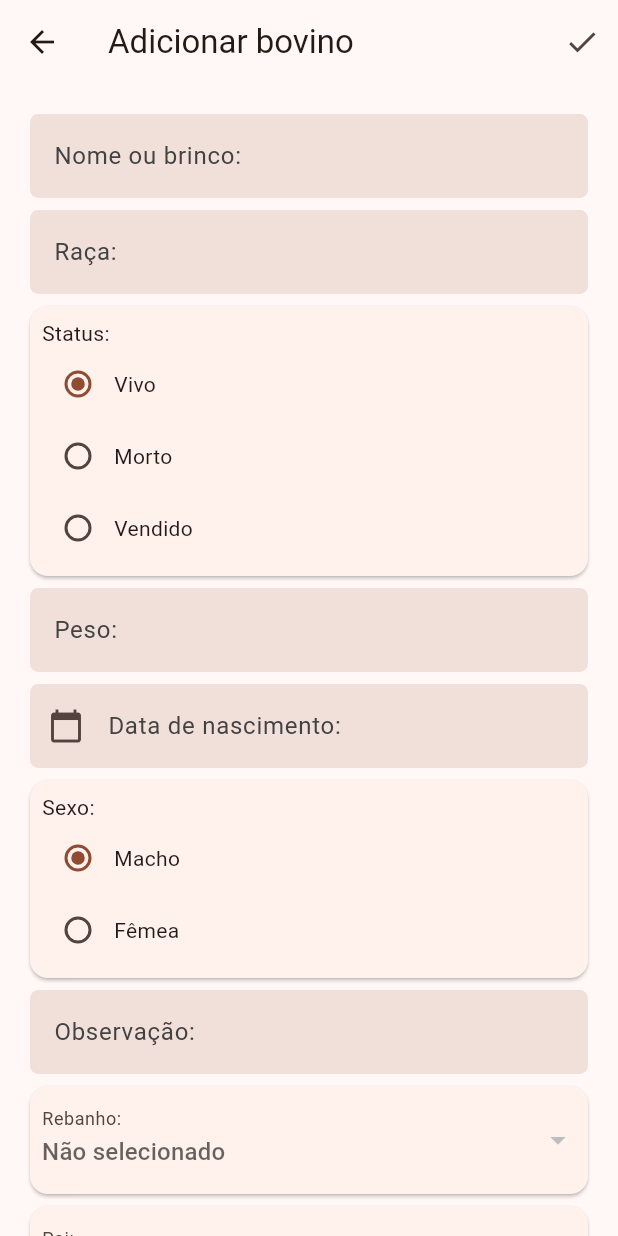
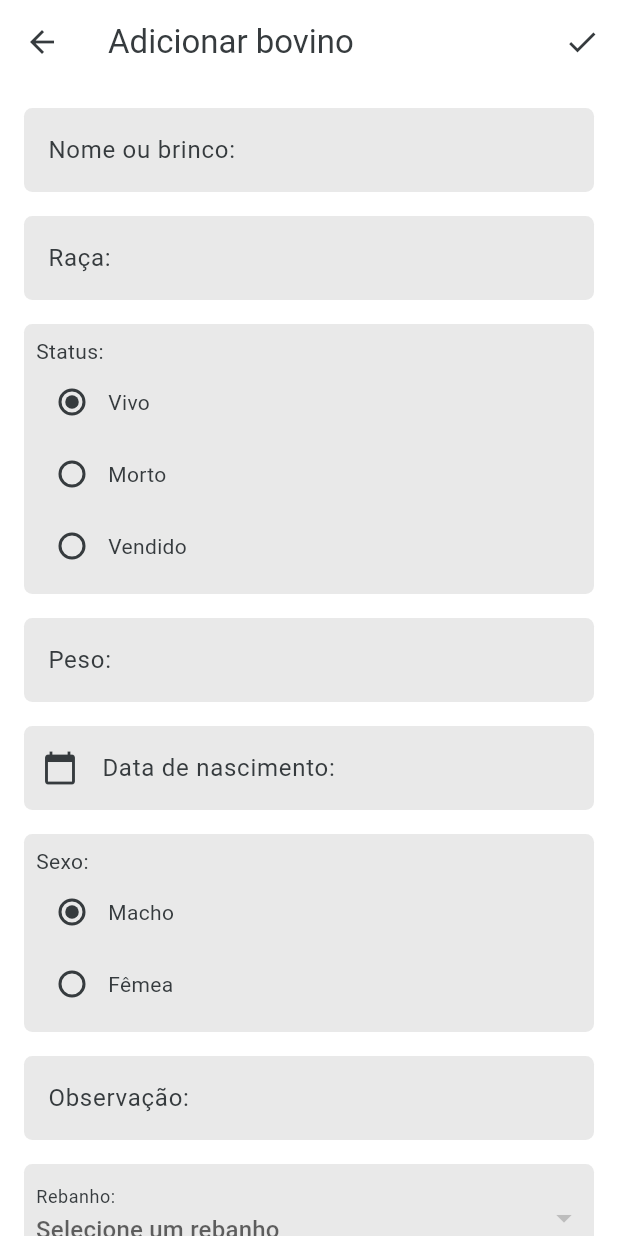
Before and after one commit to lucas-marchi/gadoapp, a Flutter app: the ViewBovinePage screen opened by its route, after a tap on the "add" icon, on a phone screen of 412 x 824 dp. Run offline on Flutter 3.47's test engine with Material 3 defaults, Android fonts, the phone set to English and light mode, and no system bars; our stand-ins replace cloud_firestore, firebase_auth, firebase_core, flutter_easyloading, freezed_annotation, go_router; accounts and stored records are empty.

Commit message:
visual melhorado

```diff
--- a/lib/customwidgets/radio_group.dart
+++ b/lib/customwidgets/radio_group.dart
@@ -27,6 +27,12 @@ class _RadioGroupState extends State<RadioGroup> {
   @override
   Widget build(BuildContext context) {
     return Card(
+      shape: RoundedRectangleBorder(
+        borderRadius: BorderRadius.circular(5.5),
+      ),
+      elevation: 0,
+      margin: const EdgeInsets.all(0.0),
+      color: Theme.of(context).colorScheme.secondaryContainer,
       child: Padding(
         padding: const EdgeInsets.all(8.0),
         child: Column(
--- a/lib/db/db_helper.dart
+++ b/lib/db/db_helper.dart
@@ -38,4 +38,8 @@ class DbHelper {
   static Future<void> deleteBovine(String id) async {
     await _db.collection(collectionBovine).doc(id).delete();
   }
+
+  static Future<void> deleteHerd(String id) async {
+    await _db.collection(collectionHerd).doc(id).delete();
+  }
 }
--- a/lib/main.dart
+++ b/lib/main.dart
@@ -35,18 +35,18 @@ class MyApp extends StatelessWidget {
       title: 'gadoapp',
       builder: EasyLoading.init(),
       theme: ThemeData(
-        colorScheme: ColorScheme.fromSeed(seedColor: Colors.brown),
-        // colorScheme: const ColorScheme(
-        //   brightness: Brightness.light,
-        //   primary: Colors.black87,
-        //   onPrimary: Colors.white,
-        //   secondary: Colors.black87,
-        //   onSecondary: Color.fromARGB(255, 255, 255, 255),
-        //   error: Colors.red,
-        //   onError: Color.fromARGB(255, 245, 160, 160),
-        //   surface: Color.fromARGB(255, 255, 255, 255),
-        //   onSurface: Colors.black87,
-        // ),
+        //colorScheme: ColorScheme.fromSeed(seedColor: Colors.brown),
+        colorScheme: const ColorScheme(
+          brightness: Brightness.light,
+          primary: Color.fromARGB(255, 54, 59, 62),
+          onPrimary: Color.fromARGB(255, 255, 255, 255),
+          secondary: Color.fromARGB(255, 233, 233, 233),
+          onSecondary: Color.fromARGB(255, 54, 59, 62),
+          error: Color.fromARGB(255, 230, 128, 120),
+          onError: Color.fromARGB(255, 219, 53, 53),
+          surface: Color.fromARGB(255, 255, 255, 255),
+          onSurface: Color.fromARGB(255, 54, 59, 62),
+        ),
         useMaterial3: true,
       ),
       routerConfig: _router,
--- a/lib/pages/add_bovine_page.dart
+++ b/lib/pages/add_bovine_page.dart
@@ -46,7 +46,7 @@ class _AddBovinePageState extends State<AddBovinePage> {
           padding: const EdgeInsets.all(16),
           children: [
             Padding(
-              padding: const EdgeInsets.all(4.0),
+              padding: const EdgeInsets.only(bottom: 16),
               child: TextFormField(
                 controller: _nameController,
                 decoration: InputDecoration(
@@ -55,12 +55,15 @@ class _AddBovinePageState extends State<AddBovinePage> {
                     borderRadius: BorderRadius.circular(5.5),
                   ),
                   focusedBorder: OutlineInputBorder(
-                    borderSide: BorderSide(color: Colors.grey.shade800),
+                    borderSide: BorderSide(
+                        color: Theme.of(context).colorScheme.primary),
                     borderRadius: BorderRadius.circular(5.5),
                   ),
                   filled: true,
+                  fillColor: Theme.of(context).colorScheme.secondary,
                   labelText: 'Nome ou brinco:',
-                  labelStyle: TextStyle(color: Colors.grey.shade800),
+                  labelStyle:
+                      TextStyle(color: Theme.of(context).colorScheme.primary),
                 ),
                 validator: (value) {
                   if (value == null || value.isEmpty) {
@@ -71,7 +74,7 @@ class _AddBovinePageState extends State<AddBovinePage> {
               ),
             ),
             Padding(
-              padding: const EdgeInsets.all(4.0),
+              padding: const EdgeInsets.only(bottom: 16),
               child: TextFormField(
                 controller: _breedController,
                 decoration: InputDecoration(
@@ -80,24 +83,30 @@ class _AddBovinePageState extends State<AddBovinePage> {
                     borderRadius: BorderRadius.circular(5.5),
                   ),
                   focusedBorder: OutlineInputBorder(
-                    borderSide: BorderSide(color: Colors.grey.shade800),
+                    borderSide: BorderSide(
+                        color: Theme.of(context).colorScheme.primary),
                     borderRadius: BorderRadius.circular(5.5),
                   ),
                   filled: true,
+                  fillColor: Theme.of(context).colorScheme.secondary,
                   labelText: 'Raça:',
-                  labelStyle: TextStyle(color: Colors.grey.shade800),
+                  labelStyle:
+                      TextStyle(color: Theme.of(context).colorScheme.primary),
                 ),
               ),
             ),
-            RadioGroup(
+            Padding(
+              padding: const EdgeInsets.only(bottom: 16),
+              child: RadioGroup(
                   label: 'Status:',
                   groupValue: bovineStatus,
                   items: BovineUtils.statusList,
                   onItemSelected: (value) {
                     bovineStatus = value;
                   }),
+            ),
             Padding(
-              padding: const EdgeInsets.all(4.0),
+              padding: const EdgeInsets.only(bottom: 16),
               child: TextFormField(
                 keyboardType: TextInputType.number,
                 controller: _weightController,
@@ -107,17 +116,20 @@ class _AddBovinePageState extends State<AddBovinePage> {
                     borderRadius: BorderRadius.circular(5.5),
                   ),
                   focusedBorder: OutlineInputBorder(
-                    borderSide: BorderSide(color: Colors.grey.shade800),
+                    borderSide: BorderSide(
+                        color: Theme.of(context).colorScheme.primary),
                     borderRadius: BorderRadius.circular(5.5),
                   ),
                   filled: true,
+                  fillColor: Theme.of(context).colorScheme.secondary,
                   labelText: 'Peso:',
-                  labelStyle: TextStyle(color: Colors.grey.shade800),
+                  labelStyle:
+                      TextStyle(color: Theme.of(context).colorScheme.primary),
                 ),
               ),
             ),
             Padding(
-              padding: const EdgeInsets.all(4.0),
+              padding: const EdgeInsets.only(bottom: 16),
               child: TextField(
                 keyboardType: TextInputType.number,
                 controller: _birthController,
@@ -127,11 +139,14 @@ class _AddBovinePageState extends State<AddBovinePage> {
                     borderRadius: BorderRadius.circular(5.5),
                   ),
                   focusedBorder: OutlineInputBorder(
-                    borderSide: BorderSide(color: Colors.grey.shade800),
+                    borderSide: BorderSide(
+                        color: Theme.of(context).colorScheme.primary),
                     borderRadius: BorderRadius.circular(5.5),
                   ),
                   filled: true,
-                  labelStyle: TextStyle(color: Colors.grey.shade800),
+                  fillColor: Theme.of(context).colorScheme.secondary,
+                  labelStyle:
+                      TextStyle(color: Theme.of(context).colorScheme.primary),
                   border: InputBorder.none,
                   labelText: 'Data de nascimento:',
                   prefixIcon: const Icon(Icons.calendar_today),
@@ -142,15 +157,18 @@ class _AddBovinePageState extends State<AddBovinePage> {
                 },
               ),
             ),
-            RadioGroup(
+            Padding(
+              padding: const EdgeInsets.only(bottom: 16),
+              child: RadioGroup(
                   label: 'Sexo:',
                   groupValue: bovineGender,
                   items: BovineUtils.genderList,
                   onItemSelected: (value) {
                     bovineGender = value;
                   }),
+            ),
             Padding(
-              padding: const EdgeInsets.all(4.0),
+              padding: const EdgeInsets.only(bottom: 16),
               child: TextFormField(
                 controller: _descriptionController,
                 decoration: InputDecoration(
@@ -159,16 +177,27 @@ class _AddBovinePageState extends State<AddBovinePage> {
                     borderRadius: BorderRadius.circular(5.5),
                   ),
                   focusedBorder: OutlineInputBorder(
-                    borderSide: BorderSide(color: Colors.grey.shade800),
+                    borderSide: BorderSide(
+                        color: Theme.of(context).colorScheme.primary),
                     borderRadius: BorderRadius.circular(5.5),
                   ),
                   filled: true,
+                  fillColor: Theme.of(context).colorScheme.secondary,
                   labelText: 'Observação:',
-                  labelStyle: TextStyle(color: Colors.grey.shade800),
+                  labelStyle:
+                      TextStyle(color: Theme.of(context).colorScheme.primary),
                 ),
               ),
             ),
-            Card(
+            Padding(
+              padding: const EdgeInsets.only(bottom: 16),
+              child: Card(
+                  shape: RoundedRectangleBorder(
+                    borderRadius: BorderRadius.circular(5.5),
+                  ),
+                  elevation: 0,
+                  margin: const EdgeInsets.all(0.0),
+                  color: Theme.of(context).colorScheme.secondary,
                   child: Padding(
                       padding: const EdgeInsets.all(8.0),
                       child: Consumer<BovineProvider>(
@@ -177,7 +206,7 @@ class _AddBovinePageState extends State<AddBovinePage> {
                                 decoration: const InputDecoration(
                                     border: InputBorder.none,
                                     labelText: 'Rebanho:'),
-                              hint: const Text('Não selecionado'),
+                                hint: const Text('Selecione um rebanho'),
                                 isExpanded: true,
                                 value: herd,
                                 items: provider.herdList
@@ -194,15 +223,25 @@ class _AddBovinePageState extends State<AddBovinePage> {
                                   herd = value;
                                 }),
                       ))),
-            Card(
+            ),
+            Padding(
+              padding: const EdgeInsets.only(bottom: 16),
+              child: Card(
+                  shape: RoundedRectangleBorder(
+                    borderRadius: BorderRadius.circular(5.5),
+                  ),
+                  elevation: 0,
+                  margin: const EdgeInsets.all(0.0),
+                  color: Theme.of(context).colorScheme.secondary,
                   child: Padding(
                       padding: const EdgeInsets.all(8.0),
                       child: Consumer<BovineProvider>(
                         builder: (context, provider, child) =>
                             DropdownButtonFormField<Bovine>(
                                 decoration: const InputDecoration(
-                                  border: InputBorder.none, labelText: 'Pai:'),
-                              hint: const Text('Não selecionado'),
+                                    border: InputBorder.none,
+                                    labelText: 'Pai:'),
+                                hint: const Text('Não informar'),
                                 isExpanded: true,
                                 value: dad,
                                 items: provider.bovineList
@@ -214,15 +253,25 @@ class _AddBovinePageState extends State<AddBovinePage> {
                                   dad = value;
                                 }),
                       ))),
-            Card(
+            ),
+            Padding(
+              padding: const EdgeInsets.only(bottom: 16),
+              child: Card(
+                  shape: RoundedRectangleBorder(
+                    borderRadius: BorderRadius.circular(5.5),
+                  ),
+                  elevation: 0,
+                  margin: const EdgeInsets.all(0.0),
+                  color: Theme.of(context).colorScheme.secondary,
                   child: Padding(
                       padding: const EdgeInsets.all(8.0),
                       child: Consumer<BovineProvider>(
                         builder: (context, provider, child) =>
                             DropdownButtonFormField<Bovine>(
                                 decoration: const InputDecoration(
-                                  border: InputBorder.none, labelText: 'Mãe:'),
-                              hint: const Text('Selecionar mãe'),
+                                    border: InputBorder.none,
+                                    labelText: 'Mãe:'),
+                                hint: const Text('Não informar'),
                                 isExpanded: true,
                                 value: mom,
                                 items: provider.bovineList
@@ -234,6 +283,7 @@ class _AddBovinePageState extends State<AddBovinePage> {
                                   mom = value;
                                 }),
                       ))),
+            ),
           ],
         ),
       ),
--- a/lib/pages/dashboard_page.dart
+++ b/lib/pages/dashboard_page.dart
@@ -1,7 +1,5 @@
 import 'package:flutter/material.dart';
 import 'package:gadoapp/auth/auth_service.dart';
-import 'package:gadoapp/customwidgets/dashboard_item_view.dart';
-import 'package:gadoapp/models/dashboard_model.dart';
 import 'package:gadoapp/pages/herd_page.dart';
 import 'package:gadoapp/pages/login_page.dart';
 import 'package:gadoapp/pages/view_bovine_page.dart';
@@ -44,6 +42,7 @@ class _DashboardPageState extends State<DashboardPage> {
       ),
       body: _buildBody(),
       bottomNavigationBar: BottomNavigationBar(
+        backgroundColor: Theme.of(context).colorScheme.secondaryContainer,
         items: const <BottomNavigationBarItem>[
           BottomNavigationBarItem(
             icon: Icon(Icons.home),
@@ -71,13 +70,34 @@ class _DashboardPageState extends State<DashboardPage> {
           builder: (context, provider, child) {
             final herdCount = provider.herdList.length;
             final bovineCount = provider.bovineList.length;
-          return Center(
+            final bovinesSold = provider.bovineList
+                .where((bovine) => bovine.status == 'Vendido')
+                .length;
+
+            return Align(
+              alignment: Alignment.topCenter,
+              child: Padding(
+                padding: const EdgeInsets.all(16.0),
+                child: Card(
+                  elevation: 4,
+                  color: Theme.of(context).colorScheme.secondaryContainer,
+                  shape: RoundedRectangleBorder(
+                    borderRadius: BorderRadius.circular(16.0),
+                  ),
+                  child: Padding(
+                    padding: const EdgeInsets.all(24.0),
                     child: Column(
-              mainAxisAlignment: MainAxisAlignment.center,
+                      mainAxisSize: MainAxisSize.min,
                       children: [
-                Text('Total de Rebanhos: $herdCount'),
-                Text('Total de Animais: $bovineCount'),
+                        _buildInfoRow('Rebanhos', herdCount),
+                        const SizedBox(height: 16),
+                        _buildInfoRow('Número de cabeças', bovineCount),
+                        const SizedBox(height: 16),
+                        _buildInfoRow('Vendidos', bovinesSold),
                       ],
+                    ),
+                  ),
+                ),
               ),
             );
           },
@@ -91,6 +111,25 @@ class _DashboardPageState extends State<DashboardPage> {
     }
   }
 
+  Widget _buildInfoRow(String label, int value) {
+    return Row(
+      mainAxisAlignment: MainAxisAlignment
+          .spaceBetween,
+      children: [
+        Text(
+          label,
+          style: const TextStyle(
+              fontSize: 18, fontWeight: FontWeight.w500), // Estilo do rótulo
+        ),
+        Text(
+          value.toString(),
+          style: const TextStyle(
+              fontSize: 20, fontWeight: FontWeight.bold), // Estilo do valor
+        ),
+      ],
+    );
+  }
+
   void _onItemTapped(int index) {
     setState(() {
       _selectedIndex = index;
--- a/lib/pages/herd_page.dart
+++ b/lib/pages/herd_page.dart
@@ -1,5 +1,6 @@
 import 'package:flutter/material.dart';
 import 'package:flutter_easyloading/flutter_easyloading.dart';
+import 'package:gadoapp/pages/view_bovine_page.dart';
 import 'package:gadoapp/providers/bovine_provider.dart';
 import 'package:gadoapp/utils/widget_functions.dart';
 import 'package:provider/provider.dart';
@@ -39,45 +40,70 @@ class HerdPage extends StatelessWidget {
                 itemCount: provider.herdList.length,
                 itemBuilder: (context, index) {
                   final herd = provider.herdList[index];
+                  final bovineCount = provider.bovineList
+                      .where((bovine) => bovine.herd?.id == herd.id)
+                      .length;
+
                   return InkWell(
+                    onTap: () {
+                      final filteredBovines = provider.bovineList
+                          .where((bovine) => bovine.herd!.id == herd.id)
+                          .toList();
+                      Navigator.of(context).pushNamed(
+                        ViewBovinePage.routeName,
+                        arguments: filteredBovines,
+                      );
+                    },
                     child: Padding(
-                      padding: const EdgeInsets.only(left: 16, right: 16),
+                      padding: const EdgeInsets.symmetric(
+                          horizontal: 16.0,
+                          vertical: 8.0),
                       child: Card(
-                        color: const Color.fromRGBO(222, 227, 227, 1),
+                        elevation: 4.0,
+                        color: Theme.of(context).colorScheme.secondaryContainer,
                         shape: RoundedRectangleBorder(
-                          borderRadius: BorderRadius.circular(8.0),
+                          borderRadius: BorderRadius.circular(16.0),
                         ),
-                        elevation: 0,
+                        child: Padding(
+                          padding: const EdgeInsets.all(
+                              16.0), // Padding interno do card
                           child: Row(
                             children: [
                               Expanded(
-                                child: Padding(
-                              padding: const EdgeInsets.all(16.0),
                                 child: Column(
                                   crossAxisAlignment: CrossAxisAlignment.start,
                                   children: [
                                     Text(
                                       herd.name,
                                       style: const TextStyle(
-                                        fontSize: 16,
-                                        fontWeight: FontWeight.bold),
+                                        fontSize: 18.0,
+                                        fontWeight: FontWeight.w500,
+                                      ),
+                                    ),
+                                    const SizedBox(height: 4.0),
+                                    Text(
+                                      '$bovineCount cabeças',
+                                      style: const TextStyle(
+                                          fontSize: 16.0, color: Colors.grey),
                                     ),
                                   ],
                                 ),
-                            )),
+                              ),
+                              // Ícone à direita (opcional)
+                              Builder(
+                                builder: (BuildContext context) {
+                                  return Icon(
+                                    Icons.chevron_right,
+                                    color:
+                                        Theme.of(context).colorScheme.primary,
+                                  );
+                                },
+                              ),
                             ],
                           ),
                         ),
                       ),
-                    onTap: () {
-                      // final filteredBovines = provider.bovineList
-                      //     .where((bovine) => bovine.herd!.id == herd.id)
-                      //     .toList();
-                      // Navigator.of(context).pushNamed(
-                      //   ViewBovinePage.routeName,
-                      //   arguments: filteredBovines,
-                      // );
-                    },
+                    ),
                   );
                 },
               ),
```
Lines whose indentation alone changed are shown as unchanged.
